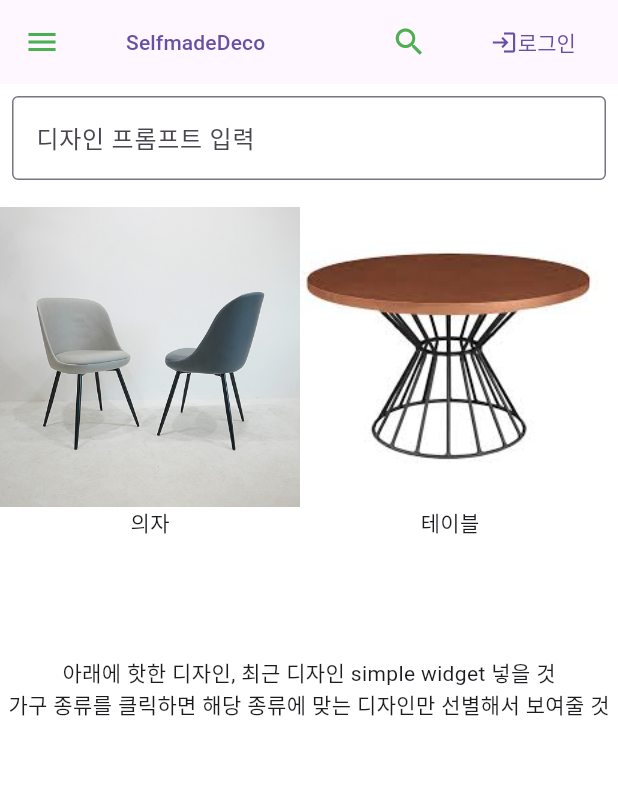
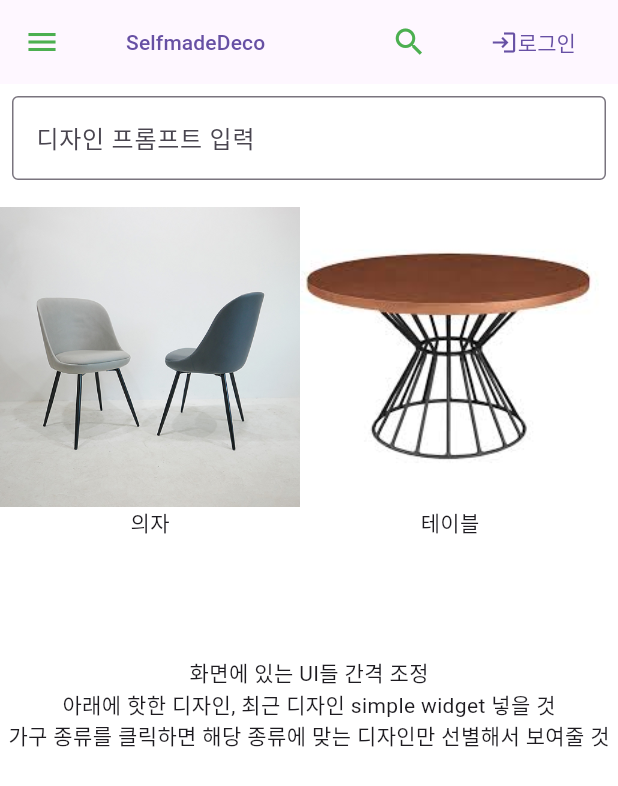
Before and after one commit to soonhong99/Arbo, a Flutter app: the screen it shows after launch, on a phone screen of 412 x 824 dp. Shown: the top 786 px of the screen. Run offline on Flutter 3.47's test engine with Material 3 defaults, Android fonts, the phone set to English and light mode, and no system bars; our stand-ins replace cloud_firestore, firebase_auth, firebase_core; accounts and stored records are empty.

Commit message:
fix: what we have to do, clean code

```diff
--- a/arbo_frontend/lib/main.dart
+++ b/arbo_frontend/lib/main.dart
@@ -1,5 +1,4 @@
 import 'package:arbo_frontend/resources/user_data_provider.dart';
-import 'package:arbo_frontend/categorized/categorized_screen.dart';
 import 'package:arbo_frontend/screens/create_post_screen.dart';
 import 'package:arbo_frontend/roots/root_screen.dart';
 import 'package:arbo_frontend/screens/specific_post_screen.dart';
--- a/arbo_frontend/lib/roots/root_screen.dart
+++ b/arbo_frontend/lib/roots/root_screen.dart
@@ -123,6 +123,7 @@ class RootScreenState extends State<RootScreen> {
                       },
                     ),
                   ),
+                  const Text('화면에 있는 UI들 간격 조정'),
                   const Text('아래에 핫한 디자인, 최근 디자인 simple widget 넣을 것'),
                   const Text('가구 종류를 클릭하면 해당 종류에 맞는 디자인만 선별해서 보여줄 것'),
                 ],
--- a/arbo_frontend/lib/screens/create_post_screen.dart
+++ b/arbo_frontend/lib/screens/create_post_screen.dart
@@ -2,7 +2,6 @@ import 'package:arbo_frontend/resources/user_data.dart';
 import 'package:arbo_frontend/resources/user_data_provider.dart';
 import 'package:flutter/material.dart';
 import 'package:cloud_firestore/cloud_firestore.dart';
-import 'package:provider/provider.dart';
 
 class CreatePostScreen extends StatefulWidget {
   static const routeName = '/create-post';
--- a/arbo_frontend/lib/widgets/main_widgets/bot_navi_widget.dart
+++ b/arbo_frontend/lib/widgets/main_widgets/bot_navi_widget.dart
@@ -1,6 +1,5 @@
 import 'package:arbo_frontend/resources/history_data.dart';
 import 'package:arbo_frontend/resources/user_data.dart';
-import 'package:arbo_frontend/roots/root_screen.dart';
 import 'package:arbo_frontend/screens/create_post_screen.dart';
 import 'package:arbo_frontend/screens/specific_post_screen.dart';
 import 'package:arbo_frontend/widgets/login_widgets/login_popup_widget.dart';
```
